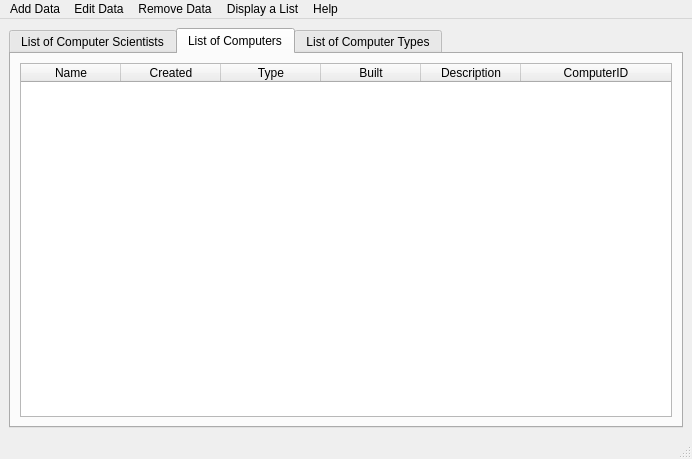
Old version of the form UI/mainwindow.ui in the repository JonOrnBrynjarsson/vN1w3H51.
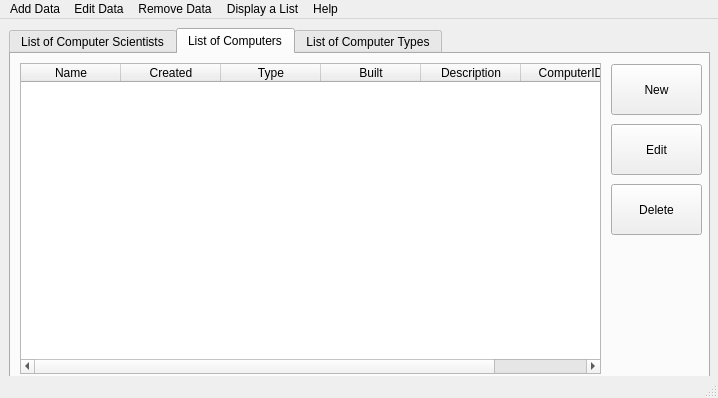
New version of the form.

Patch:
```diff
--- a/UI/mainwindow.ui
+++ b/UI/mainwindow.ui
@@ -6,8 +6,8 @@
    <rect>
     <x>0</x>
     <y>0</y>
-    <width>692</width>
-    <height>459</height>
+    <width>718</width>
+    <height>398</height>
    </rect>
   </property>
   <property name="contextMenuPolicy">
@@ -17,9 +17,15 @@
    <string>Computers and Scientists Database</string>
   </property>
   <widget class="QWidget" name="centralwidget">
-   <layout class="QVBoxLayout" name="verticalLayout">
-    <item>
      <widget class="QTabWidget" name="MainMenuSelection">
+    <property name="geometry">
+     <rect>
+      <x>9</x>
+      <y>9</y>
+      <width>701</width>
+      <height>351</height>
+     </rect>
+    </property>
       <property name="currentIndex">
        <number>1</number>
       </property>
@@ -99,15 +105,24 @@
        <attribute name="title">
         <string>List of Computers</string>
        </attribute>
-       <layout class="QHBoxLayout" name="horizontalLayout">
-        <item>
          <widget class="QTableWidget" name="databaseDisplayComputers">
+      <property name="geometry">
+       <rect>
+        <x>9</x>
+        <y>9</y>
+        <width>581</width>
+        <height>311</height>
+       </rect>
+      </property>
           <property name="editTriggers">
            <set>QAbstractItemView::NoEditTriggers</set>
           </property>
           <property name="selectionBehavior">
            <enum>QAbstractItemView::SelectRows</enum>
           </property>
+      <property name="showGrid">
+       <bool>false</bool>
+      </property>
           <property name="sortingEnabled">
            <bool>true</bool>
           </property>
@@ -145,8 +160,45 @@
            </property>
           </column>
          </widget>
-        </item>
-       </layout>
+     <widget class="QPushButton" name="pushButton_editCompuer">
+      <property name="geometry">
+       <rect>
+        <x>600</x>
+        <y>70</y>
+        <width>91</width>
+        <height>51</height>
+       </rect>
+      </property>
+      <property name="text">
+       <string>Edit</string>
+      </property>
+     </widget>
+     <widget class="QPushButton" name="pushButton_removeCompuer">
+      <property name="geometry">
+       <rect>
+        <x>600</x>
+        <y>130</y>
+        <width>91</width>
+        <height>51</height>
+       </rect>
+      </property>
+      <property name="text">
+       <string>Delete</string>
+      </property>
+     </widget>
+     <widget class="QPushButton" name="pushButon_addNewCompuer">
+      <property name="geometry">
+       <rect>
+        <x>600</x>
+        <y>10</y>
+        <width>91</width>
+        <height>51</height>
+       </rect>
+      </property>
+      <property name="text">
+       <string>New</string>
+      </property>
+     </widget>
       </widget>
       <widget class="QWidget" name="ComputerTypes">
        <attribute name="title">
@@ -188,15 +240,13 @@
        </layout>
       </widget>
      </widget>
-    </item>
-   </layout>
   </widget>
   <widget class="QMenuBar" name="menubar">
    <property name="geometry">
     <rect>
      <x>0</x>
      <y>0</y>
-     <width>692</width>
+     <width>718</width>
      <height>21</height>
     </rect>
    </property>
```
Lines whose indentation alone changed are shown as unchanged.
